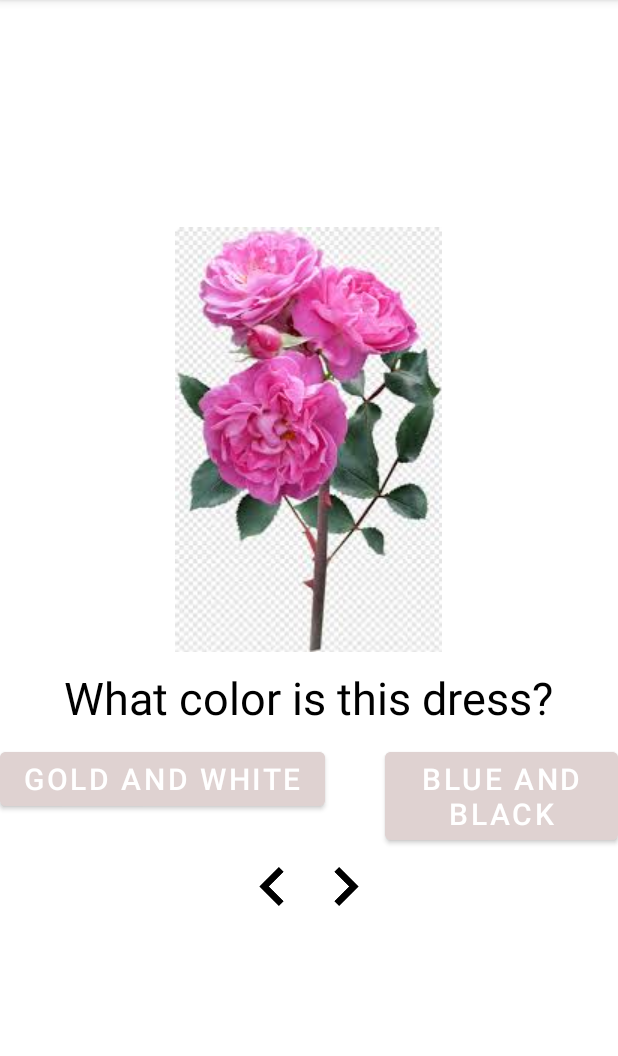
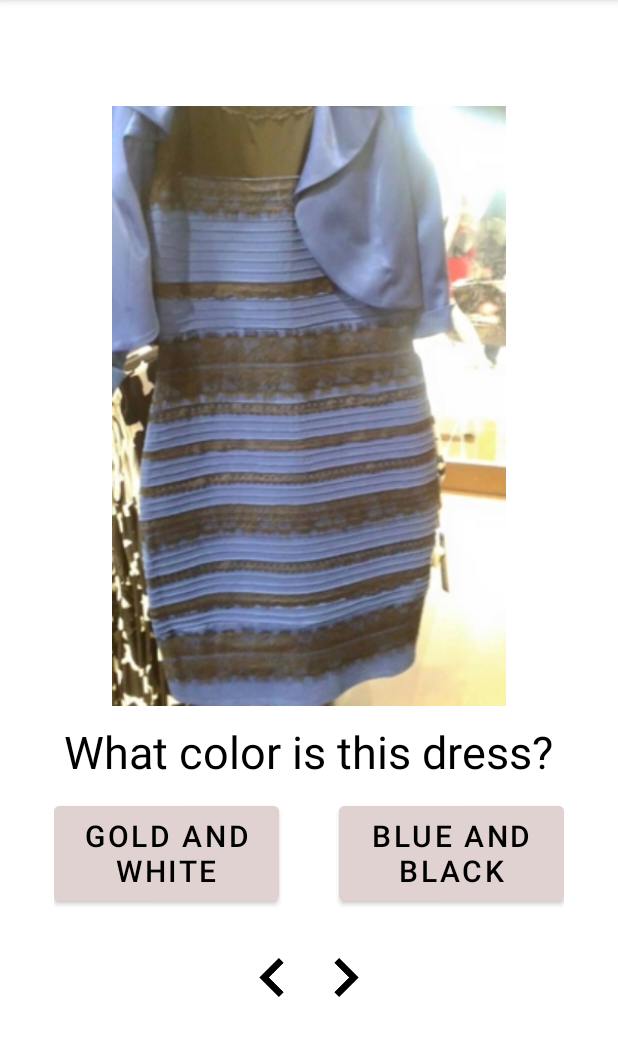
Before and after one commit to khuynh44/QuizApp, an Android app: the screen it shows after launch (MainActivity), on a phone screen of 412 x 824 dp, the part 84-1140 px from its top. Run offline under Robolectric (Android 15) with nearby library versions, the phone set to English and light mode, and no system bars.

Commit message:
dress question

```diff
--- a/app/src/main/res/layout/activity_main.xml
+++ b/app/src/main/res/layout/activity_main.xml
@@ -13,9 +13,10 @@
     <!--ImageView used for showing pictures along with questions-->
     <ImageView
         android:id="@+id/myimage"
-        android:layout_width="wrap_content"
-        android:src="@drawable/f1"
-        android:layout_height="wrap_content"/>
+        android:layout_width="300dp"
+        android:layout_height="400dp"
+        android:scaleType="fitCenter"
+        android:src="@drawable/f1" />
 
     <!--TextView used for showing questions on screen-->
     <TextView
@@ -38,26 +39,29 @@
             android:id="@+id/true_button"
             android:layout_marginRight="20dp"
             android:backgroundTint="#DFD2D1"
-            android:layout_width="wrap_content"
-            android:layout_height="wrap_content"
+            android:layout_width="150dp"
+            android:layout_height="75dp"
             android:textSize="20sp"
-            android:text="@string/true_text" />
+            android:text="@string/true_text"
+            android:textColor="@android:color/black" />
 
         <!--FalseButton-->
         <Button
             android:id="@+id/false_button"
             android:layout_marginLeft="20dp"
-            android:layout_width="wrap_content"
+            android:layout_width="150dp"
             android:backgroundTint="#DFD2D1"
-            android:layout_height="wrap_content"
+            android:layout_height="75dp"
             android:textSize="20sp"
-            android:text="@string/false_text" />
+            android:text="@string/false_text"
+            android:textColor="@android:color/black" />
 
     </LinearLayout>
 
     <LinearLayout
         android:layout_width="wrap_content"
-        android:layout_height="wrap_content">
+        android:layout_height="wrap_content"
+        android:padding="20dp">
 
         <!--PreviousButton-->
         <ImageButton
```
Also changed, not shown: app/src/main/res/drawable/f1.jpg.
